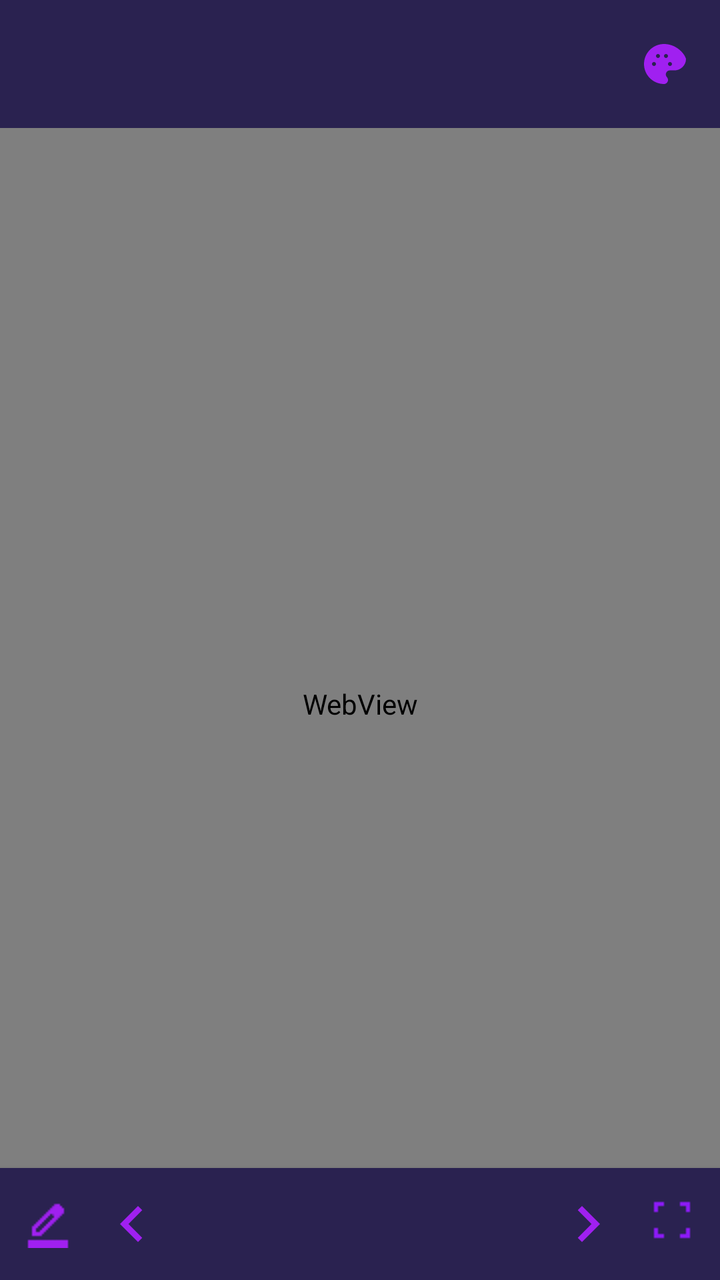
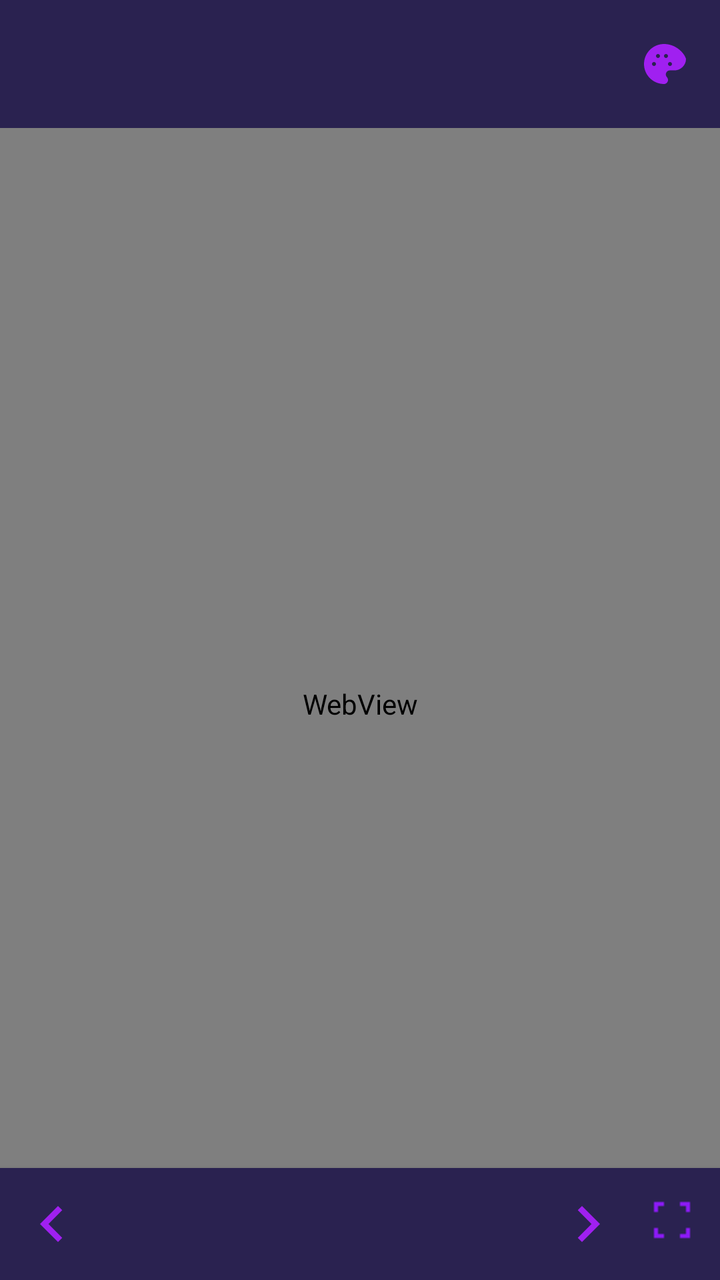

Before-and-after screenshots of an Android layout around one commit, followed by the original layout XML and the change that was made.
<!-- AndroidManifest.xml: application theme Theme.EpubReader -->
<!-- res/layout/activity_reader.xml -->
<?xml version="1.0" encoding="utf-8"?>
<LinearLayout
    xmlns:android="http://schemas.android.com/apk/res/android"
    android:layout_width="match_parent"
    android:layout_height="match_parent"
    android:orientation="vertical">

    <com.google.android.material.appbar.MaterialToolbar
        android:id="@+id/toolbar"
        android:layout_width="match_parent"
        android:layout_height="?attr/actionBarSize"
        android:background="?attr/colorSurface">

        <ImageButton
            android:id="@+id/btnTheme"
            android:layout_width="48dp"
            android:layout_height="48dp"
            android:layout_gravity="end"
            android:layout_marginEnd="4dp"
            android:background="?attr/selectableItemBackgroundBorderless"
            android:src="@drawable/ic_palette"
            android:contentDescription="Tema"/>

    </com.google.android.material.appbar.MaterialToolbar>



    <FrameLayout
        android:layout_width="match_parent"
        android:layout_height="0dp"
        android:layout_weight="1">

        <WebView
            android:id="@+id/webView"
            android:layout_width="match_parent"
            android:layout_height="match_parent"/>

        <RelativeLayout
            android:id="@+id/navBar"
            android:layout_width="match_parent"
            android:layout_height="56dp"
            android:layout_gravity="bottom"
            android:background="?attr/colorSurface"
            android:elevation="4dp"
            android:paddingStart="4dp"
            android:paddingEnd="4dp">

            
            <ImageButton
                android:id="@+id/btnHighlight"
                android:layout_width="40dp"
                android:layout_height="40dp"
                android:layout_alignParentStart="true"
                android:layout_centerVertical="true"
                android:background="?attr/selectableItemBackgroundBorderless"
                android:scaleType="centerInside"
                android:src="@drawable/border"
                android:contentDescription="Marcações"/>

            
            <ImageButton
                android:id="@+id/btnPrevChapter"
                android:layout_width="44dp"
                android:layout_height="44dp"
                android:layout_centerVertical="true"
                android:layout_toEndOf="@id/btnHighlight"
                android:background="?attr/selectableItemBackgroundBorderless"
                android:scaleType="centerInside"
                android:src="@drawable/ic_arrow_left"
                android:contentDescription="Anterior"/>

            
            <LinearLayout
                android:id="@+id/centerInfo"
                android:layout_width="match_parent"
                android:layout_height="wrap_content"
                android:layout_centerInParent="true"
                android:layout_toEndOf="@id/btnPrevChapter"
                android:layout_toStartOf="@+id/rightButtons"
                android:orientation="vertical"
                android:gravity="center">

                <TextView
                    android:id="@+id/tvChapterInfo"
                    android:layout_width="match_parent"
                    android:layout_height="wrap_content"
                    android:gravity="center"
                    android:textSize="15sp"
                    android:textStyle="bold"/>

            </LinearLayout>

            
            <LinearLayout
                android:id="@+id/rightButtons"
                android:layout_width="wrap_content"
                android:layout_height="wrap_content"
                android:layout_alignParentEnd="true"
                android:layout_centerVertical="true"
                android:orientation="horizontal">

                <ImageButton
                    android:id="@+id/btnNextChapter"
                    android:layout_width="44dp"
                    android:layout_height="44dp"
                    android:background="?attr/selectableItemBackgroundBorderless"
                    android:scaleType="centerInside"
                    android:src="@drawable/ic_arrow_right"
                    android:contentDescription="Próximo"/>

                <ImageButton
                    android:id="@+id/btnFullscreen"
                    android:layout_width="40dp"
                    android:layout_height="40dp"
                    android:background="?attr/selectableItemBackgroundBorderless"
                    android:scaleType="centerInside"
                    android:src="@drawable/fullscreen"
                    android:contentDescription="Tela cheia"/>

            </LinearLayout>

        </RelativeLayout>

    </FrameLayout>

</LinearLayout>
<!-- resources referenced by this layout -->
<resources>
  <!-- drawable border: png bitmap (drawable, 397 bytes) -->
  <!-- drawable fullscreen: png bitmap (drawable, 164 bytes) -->
  <!-- drawable ic_arrow_left (drawable) -->
  <?xml version="1.0" encoding="utf-8"?>
  <vector xmlns:android="http://schemas.android.com/apk/res/android"
      android:width="36dp"
      android:height="36dp"
      android:viewportWidth="24"
      android:viewportHeight="24">
      <path
          android:fillColor="#A020F0"
          android:pathData="M15.41,16.59L10.83,12l4.58-4.59L14,6l-6,6 6,6z"/>
  </vector>
  <!-- drawable ic_arrow_right (drawable) -->
  <?xml version="1.0" encoding="utf-8"?>
  <vector xmlns:android="http://schemas.android.com/apk/res/android"
      android:width="36dp"
      android:height="36dp"
      android:viewportWidth="24"
      android:viewportHeight="24">
      <path
          android:fillColor="#A020F0"
          android:pathData="M8.59,16.59L13.17,12 8.59,7.41 10,6l6,6-6,6z"/>
  </vector>
  <!-- drawable ic_palette (drawable) -->
  <?xml version="1.0" encoding="utf-8"?>
  <vector xmlns:android="http://schemas.android.com/apk/res/android"
      android:width="24dp"
      android:height="24dp"
      android:viewportWidth="24"
      android:viewportHeight="24">
      <path
          android:fillColor="#A020F0"
          android:pathData="M12,2C6.48,2 2,6.48 2,12s4.48,10 10,10c1.1,0 2-0.9 2-2 0-0.55-0.21-1.05-0.55-1.42 -0.32-0.37-0.53-0.86-0.53-1.38 0-1.1 0.9-2 2-2h2.36c3.09,0 5.72-2.63 5.72-5.72C22,6.05 17.52,2 12,2zM7,13c-0.55,0 -1-0.45 -1-1s0.45-1 1-1 1,0.45 1,1 -0.45,1 -1,1zM9,9C8.45,9 8,8.55 8,8s0.45-1 1-1 1,0.45 1,1 -0.45,1 -1,1zM13,9c-0.55,0 -1-0.45 -1-1s0.45-1 1-1 1,0.45 1,1 -0.45,1 -1,1zM15,13c-0.55,0 -1-0.45 -1-1s0.45-1 1-1 1,0.45 1,1 -0.45,1 -1,1z"/>
  </vector>
  <style name="Theme.EpubReader" parent="Theme.EpubReader.Dark" />
  <style name="Theme.EpubReader.Dark" parent="Theme.Material3.DayNight.NoActionBar">
          <item name="colorPrimary">@color/dark_primary</item>
          <item name="colorOnPrimary">@color/white</item>
          <item name="colorPrimaryContainer">@color/dark_details</item>
          <item name="colorOnPrimaryContainer">@color/dark_text</item>
          <item name="colorSecondary">@color/dark_details</item>
          <item name="colorOnSecondary">@color/dark_text</item>
          <item name="colorSurface">@color/dark_toolbar</item>
          <item name="colorOnSurface">@color/dark_text</item>
          <item name="colorSurfaceVariant">@color/dark_toolbar</item>
          <item name="colorOnSurfaceVariant">@color/dark_text</item>
          <item name="android:colorBackground">@color/dark_background</item>
          <item name="colorOnBackground">@color/dark_text</item>
          <item name="android:statusBarColor">@color/dark_toolbar</item>
          <item name="android:navigationBarColor">@color/dark_toolbar</item>
          <item name="android:windowLightStatusBar">false</item>
      </style>
  <color name="dark_primary">#6B47CB</color>
  <color name="white">#FFFFFF</color>
  <color name="dark_details">#C9990A</color>
  <color name="dark_text">#F5F0E8</color>
  <color name="dark_toolbar">#2A2250</color>
  <color name="dark_background">#1C1C1E</color>
</resources>

<!-- the commit's change to res/layout/activity_reader.xml (unified diff, before → after) -->
@@ -45,17 +45,7 @@
             android:paddingStart="4dp"
             android:paddingEnd="4dp">
 
-            
-            <ImageButton
-                android:id="@+id/btnHighlight"
-                android:layout_width="40dp"
-                android:layout_height="40dp"
-                android:layout_alignParentStart="true"
-                android:layout_centerVertical="true"
-                android:background="?attr/selectableItemBackgroundBorderless"
-                android:scaleType="centerInside"
-                android:src="@drawable/border"
-                android:contentDescription="Marcações"/>
+
 
             
             <ImageButton
@@ -63,7 +53,6 @@
                 android:layout_width="44dp"
                 android:layout_height="44dp"
                 android:layout_centerVertical="true"
-                android:layout_toEndOf="@id/btnHighlight"
                 android:background="?attr/selectableItemBackgroundBorderless"
                 android:scaleType="centerInside"
                 android:src="@drawable/ic_arrow_left"
<!-- resource entries referenced after the edit -->
@@ -1,6 +1,5 @@
 <!-- resources referenced by this layout -->
 <resources>
-  <!-- drawable border: png bitmap (drawable, 397 bytes) -->
   <!-- drawable fullscreen: png bitmap (drawable, 164 bytes) -->
   <!-- drawable ic_arrow_left (drawable) -->
   <?xml version="1.0" encoding="utf-8"?>
